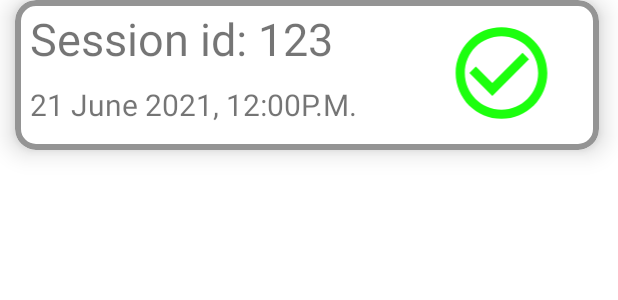
After one commit to rvr007-glitch/Haaziri, an Android app: the layout owner_recent_session_list.xml on its own in the app's theme, with its tools: preview values and no code run, on a phone screen of 412 x 824 dp. The commit adds this screen. Shown: the top 300 px of the screen. Run offline under Robolectric (Android 15) with nearby library versions, the phone set to English and light mode, and no system bars; Roboto replaces fonts that are not available here.

Commit message:
6th commit

```diff
--- /dev/null
+++ b/app/src/main/res/drawable/ic_baseline_check_circle_outline_24.xml
@@ -0,0 +1,5 @@
+<vector android:height="24dp" android:tint="#1CFF0E"
+    android:viewportHeight="24" android:viewportWidth="24"
+    android:width="24dp" xmlns:android="http://schemas.android.com/apk/res/android">
+    <path android:fillColor="@android:color/white" android:pathData="M16.59,7.58L10,14.17l-3.59,-3.58L5,12l5,5 8,-8zM12,2C6.48,2 2,6.48 2,12s4.48,10 10,10 10,-4.48 10,-10S17.52,2 12,2zM12,20c-4.42,0 -8,-3.58 -8,-8s3.58,-8 8,-8 8,3.58 8,8 -3.58,8 -8,8z"/>
+</vector>
--- /dev/null
+++ b/app/src/main/res/layout/owner_recent_session_list.xml
@@ -0,0 +1,52 @@
+<?xml version="1.0" encoding="utf-8"?>
+<LinearLayout xmlns:android="http://schemas.android.com/apk/res/android"
+    android:layout_width="match_parent"
+    android:layout_height="match_parent"
+    xmlns:app="http://schemas.android.com/apk/res-auto"
+    android:orientation="vertical">
+
+    <com.google.android.material.card.MaterialCardView
+        android:layout_width="389dp"
+        android:layout_height="100dp"
+        android:layout_marginLeft="10dp"
+        app:cardCornerRadius="14dp"
+
+        app:cardElevation="10dp"
+        app:strokeColor="@color/Grey"
+        app:strokeWidth="4dp"
+
+        >
+
+        <TextView
+            android:id="@+id/textView7"
+            android:layout_width="265dp"
+            android:layout_height="45dp"
+            android:text="Session id: 123"
+            android:textSize="30dp"
+            android:paddingLeft="10dp"
+            android:paddingTop="5dp"
+            android:gravity="center_vertical"/>
+
+        <TextView
+            android:id="@+id/textView8"
+            android:layout_width="265dp"
+            android:layout_height="45dp"
+            android:layout_marginTop="50dp"
+            android:gravity="center_vertical"
+            android:text="21 June 2021, 12:00P.M."
+            android:textSize="20dp"
+            android:paddingLeft="10dp"
+            android:paddingBottom="5dp"
+            android:singleLine="true"/>
+
+        <ImageView
+            android:layout_width="98dp"
+            android:layout_height="73dp"
+            android:layout_marginLeft="275dp"
+            android:layout_marginTop="12dp"
+            android:src="@drawable/ic_baseline_check_circle_outline_24" />
+
+    </com.google.android.material.card.MaterialCardView>
+
+
+</LinearLayout>
```
Also changed, not shown: app/src/main/res/layout/activity_owner_recent_sessions.xml (+30 -0 lines).
